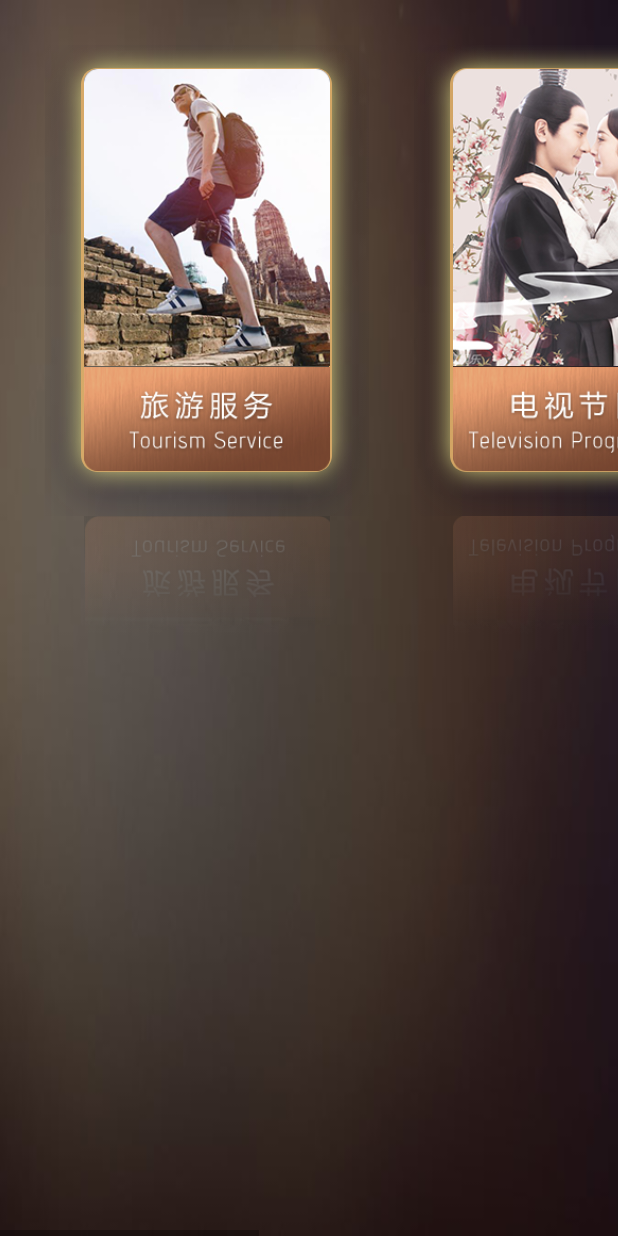
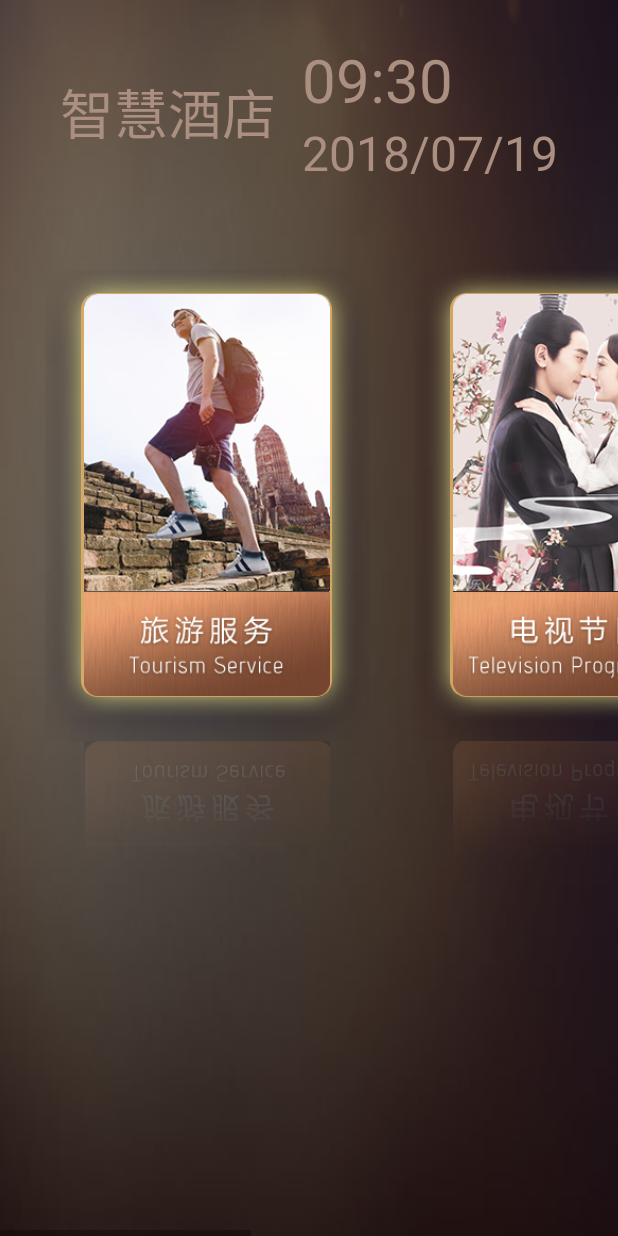
Before and after one commit to winsonstudy/hotel, an Android app: the layout activity_main.xml on its own in the app's theme, with its tools: preview values and no code run, on a phone screen of 412 x 824 dp. Run offline under Robolectric (Android 15) with nearby library versions, the light colour scheme and no system bars.

Commit message:
update layout;

```diff
--- a/ccbnhotel/src/main/res/layout/activity_main.xml
+++ b/ccbnhotel/src/main/res/layout/activity_main.xml
@@ -8,6 +8,53 @@
     android:orientation="vertical"
     tools:context="com.winson.ccbnhotel.MainActivity">
 
+    <LinearLayout
+        android:layout_width="match_parent"
+        android:layout_height="150dp"
+        android:orientation="horizontal">
+
+        <TextView
+            android:layout_width="wrap_content"
+            android:layout_height="wrap_content"
+            android:layout_gravity="center_vertical"
+            android:layout_marginLeft="40dp"
+            android:text="@string/hotel_name"
+            android:textColor="@color/hotel_name"
+            android:textSize="36sp" />
+
+        <View
+            android:layout_width="0dp"
+            android:layout_height="match_parent"
+            android:layout_weight="1" />
+
+        <LinearLayout
+            android:layout_width="wrap_content"
+            android:layout_height="wrap_content"
+            android:layout_marginRight="40dp"
+            android:layout_gravity="center_vertical"
+            android:orientation="vertical">
+
+            <TextView
+                android:id="@+id/time"
+                android:layout_width="wrap_content"
+                android:layout_height="wrap_content"
+                android:singleLine="true"
+                android:textSize="40sp"
+                android:text="09:30"
+                android:textColor="@color/hotel_name" />
+
+            <TextView
+                android:id="@+id/date"
+                android:layout_width="wrap_content"
+                android:layout_height="wrap_content"
+                android:singleLine="true"
+                android:textSize="32sp"
+                android:text="2018/07/19"
+                android:textColor="@color/hotel_name" />
+
+        </LinearLayout>
+
+    </LinearLayout>
 
     <HorizontalScrollView
         android:layout_width="match_parent"
@@ -121,6 +168,7 @@
                 android:layout_width="wrap_content"
                 android:layout_height="wrap_content"
                 android:layout_marginLeft="30dp"
+                android:layout_marginRight="30dp"
                 android:clipChildren="false"
                 android:orientation="vertical">
 
--- a/ccbnhotel/src/main/res/values/colors.xml
+++ b/ccbnhotel/src/main/res/values/colors.xml
@@ -3,4 +3,7 @@
     <color name="colorPrimary">#3F51B5</color>
     <color name="colorPrimaryDark">#303F9F</color>
     <color name="colorAccent">#FF4081</color>
+
+    <color name="hotel_name">#AB8F81</color>
+
 </resources>
--- a/ccbnhotel/src/main/res/values/strings.xml
+++ b/ccbnhotel/src/main/res/values/strings.xml
@@ -4,4 +4,5 @@
     <string name="welcome">尊敬的贵宾，欢迎入住镇江明都大饭店!</string>
     <string name="am">上午</string>
     <string name="pm">下午</string>
+    <string name="hotel_name">智慧酒店</string>
 </resources>
```
Also changed, not shown: ccbnhotel/src/main/AndroidManifest.xml (+6 -4 lines), ccbnhotel/src/main/java/com/winson/ccbnhotel/MainActivity.java (+38 -5 lines).
